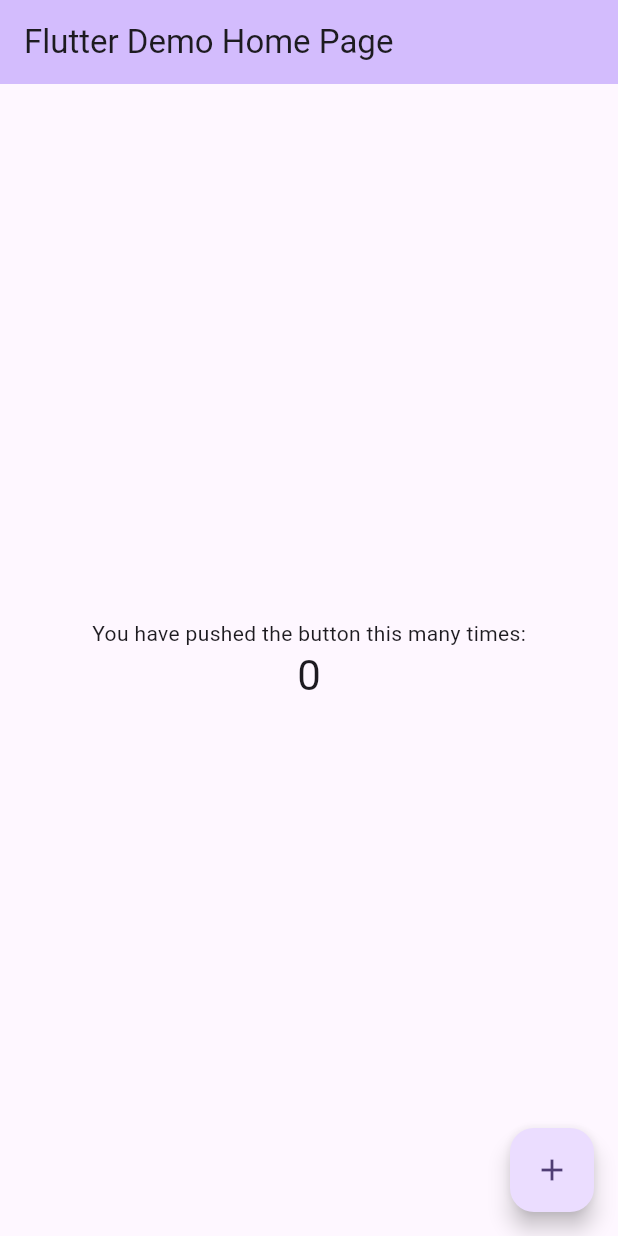
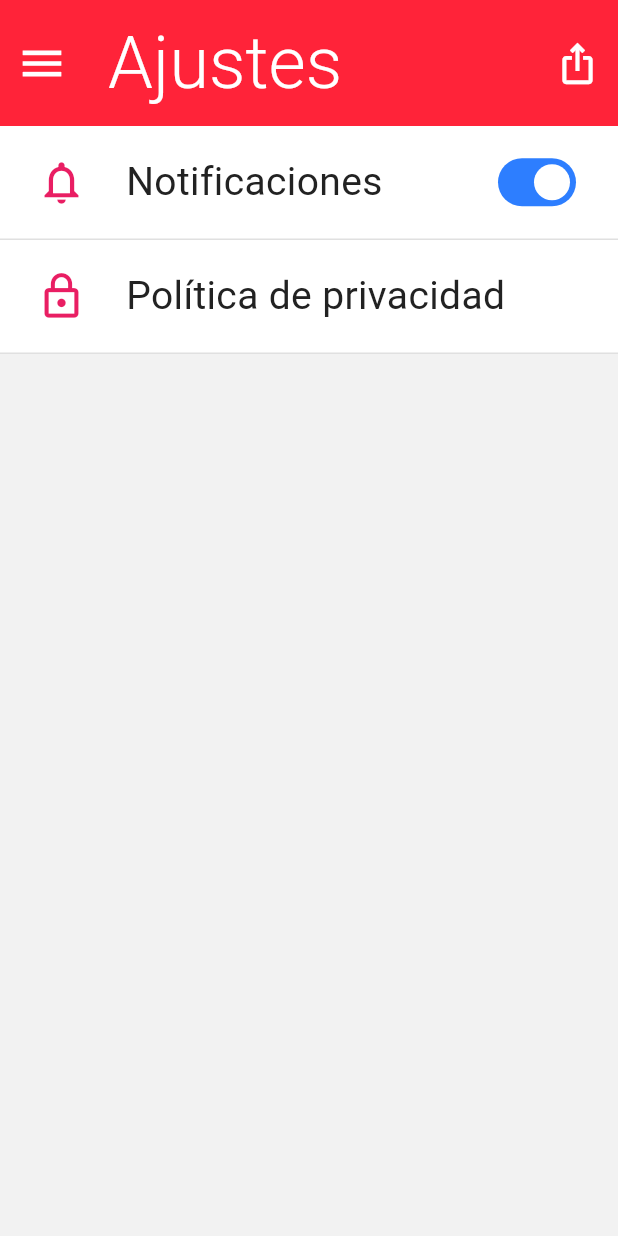
Before and after one commit to SuriiX/RTT-APP, a Flutter app: the screen it shows after launch, on a phone screen of 412 x 824 dp. Run offline on Flutter 3.47's test engine with Material 3 defaults, Android fonts, the light colour scheme and no system bars; Roboto replaces fonts that are missing (SF Pro Display).

Commit message:
Implement settings and privacy policy screens

```diff
--- a/app/lib/main.dart
+++ b/app/lib/main.dart
@@ -1,122 +1,235 @@
 import 'package:flutter/material.dart';
 
 void main() {
-  runApp(const MyApp());
+  runApp(const RttApp());
 }
 
-class MyApp extends StatelessWidget {
-  const MyApp({super.key});
+class RttApp extends StatelessWidget {
+  const RttApp({super.key});
 
-  // This widget is the root of your application.
   @override
   Widget build(BuildContext context) {
     return MaterialApp(
-      title: 'Flutter Demo',
+      debugShowCheckedModeBanner: false,
+      title: 'RTT App',
       theme: ThemeData(
-        // This is the theme of your application.
-        //
-        // TRY THIS: Try running your application with "flutter run". You'll see
-        // the application has a purple toolbar. Then, without quitting the app,
-        // try changing the seedColor in the colorScheme below to Colors.green
-        // and then invoke "hot reload" (save your changes or press the "hot
-        // reload" button in a Flutter-supported IDE, or press "r" if you used
-        // the command line to start the app).
-        //
-        // Notice that the counter didn't reset back to zero; the application
-        // state is not lost during the reload. To reset the state, use hot
-        // restart instead.
-        //
-        // This works for code too, not just values: Most code changes can be
-        // tested with just a hot reload.
-        colorScheme: .fromSeed(seedColor: Colors.deepPurple),
+        scaffoldBackgroundColor: const Color(0xFFF2F2F2),
+        fontFamily: 'SF Pro Display',
       ),
-      home: const MyHomePage(title: 'Flutter Demo Home Page'),
+      home: const SettingsScreen(),
     );
   }
 }
 
-class MyHomePage extends StatefulWidget {
-  const MyHomePage({super.key, required this.title});
+class SettingsScreen extends StatefulWidget {
+  const SettingsScreen({super.key});
 
-  // This widget is the home page of your application. It is stateful, meaning
-  // that it has a State object (defined below) that contains fields that affect
-  // how it looks.
+  @override
+  State<SettingsScreen> createState() => _SettingsScreenState();
+}
 
-  // This class is the configuration for the state. It holds the values (in this
-  // case the title) provided by the parent (in this case the App widget) and
-  // used by the build method of the State. Fields in a Widget subclass are
-  // always marked "final".
+class _SettingsScreenState extends State<SettingsScreen> {
+  bool notificationsEnabled = true;
+
+  @override
+  Widget build(BuildContext context) {
+    return Scaffold(
+      appBar: const RttTopBar(title: 'Ajustes'),
+      body: Column(
+        children: [
+          _SettingsTile(
+            icon: Icons.notifications_none_outlined,
+            label: 'Notificaciones',
+            trailing: Switch.adaptive(
+              value: notificationsEnabled,
+              activeColor: Colors.white,
+              activeTrackColor: const Color(0xFF2D7EFF),
+              onChanged: (value) {
+                setState(() => notificationsEnabled = value);
+              },
+            ),
+          ),
+          _SettingsTile(
+            icon: Icons.lock_outline,
+            label: 'Política de privacidad',
+            onTap: () {
+              Navigator.of(context).push(
+                MaterialPageRoute<void>(
+                  builder: (_) => const PrivacyPolicyScreen(),
+                ),
+              );
+            },
+          ),
+        ],
+      ),
+    );
+  }
+}
+
+class PrivacyPolicyScreen extends StatelessWidget {
+  const PrivacyPolicyScreen({super.key});
+
+  @override
+  Widget build(BuildContext context) {
+    return Scaffold(
+      appBar: const RttTopBar(title: 'Politica de Privacidad'),
+      body: ListView(
+        children: const [
+          _PolicyHeading('POLÍTICA DE PRIVACIDAD PARA\nAPLICACIONES MÓVILES'),
+          _PolicyParagraph(
+            'La información que tienen la obligación de incluir las apps en su política de privacidad debe ser lo más clara y completa posible.',
+          ),
+          _PolicyParagraph(
+            'Un ejemplo de política de privacidad utilizada en aplicaciones debería incluir los siguientes apartados:',
+          ),
+          _PolicyHeading('Y TRATAMIENTO DE DATOS DE\nCARÁCTER PERSONAL'),
+          _PolicyParagraph(
+            'Los datos de carácter personal son los que pueden ser utilizados para identificar a una persona o ponerse en contacto con ella.',
+          ),
+          _PolicyParagraph(
+            'Radio Teletaxi (en adelante RTT ) puede solicitar datos personales de usuarios al acceder a aplicaciones de la empresa o de otras empresas afiliadas así como la posibilidad de que entre estas empresas puedan compartir esos datos para mejorar los productos y servicios ofrecidos.',
+          ),
+          _PolicyParagraph(
+            'Si no se facilitan esos datos personales, en muchos casos no podremos ofrecer los productos o servicios solicitados.',
+          ),
+          _PolicyParagraph(
+            'Estos son algunos ejemplos de las categorías de datos de carácter personal que RTT puede recoger y la finalidad para los que puede llevar a cabo el tratamiento de estos datos.',
+            hasBottomPadding: true,
+          ),
+        ],
+      ),
+    );
+  }
+}
+
+class RttTopBar extends StatelessWidget implements PreferredSizeWidget {
+  const RttTopBar({super.key, required this.title});
 
   final String title;
 
   @override
-  State<MyHomePage> createState() => _MyHomePageState();
-}
-
-class _MyHomePageState extends State<MyHomePage> {
-  int _counter = 0;
-
-  void _incrementCounter() {
-    setState(() {
-      // This call to setState tells the Flutter framework that something has
-      // changed in this State, which causes it to rerun the build method below
-      // so that the display can reflect the updated values. If we changed
-      // _counter without calling setState(), then the build method would not be
-      // called again, and so nothing would appear to happen.
-      _counter++;
-    });
+  Widget build(BuildContext context) {
+    return AppBar(
+      toolbarHeight: 84,
+      backgroundColor: const Color(0xFFFF2339),
+      elevation: 0,
+      leading: const Icon(Icons.menu, size: 34, color: Colors.white),
+      title: Text(
+        title,
+        style: const TextStyle(
+          color: Colors.white,
+          fontSize: 48,
+          fontWeight: FontWeight.w300,
+        ),
+      ),
+      actions: const [
+        Padding(
+          padding: EdgeInsets.only(right: 12),
+          child: Icon(Icons.ios_share_outlined, color: Colors.white, size: 30),
+        ),
+      ],
+    );
   }
 
   @override
+  Size get preferredSize => const Size.fromHeight(84);
+}
+
+class _SettingsTile extends StatelessWidget {
+  const _SettingsTile({
+    required this.icon,
+    required this.label,
+    this.trailing,
+    this.onTap,
+  });
+
+  final IconData icon;
+  final String label;
+  final Widget? trailing;
+  final VoidCallback? onTap;
+
+  @override
   Widget build(BuildContext context) {
-    // This method is rerun every time setState is called, for instance as done
-    // by the _incrementCounter method above.
-    //
-    // The Flutter framework has been optimized to make rerunning build methods
-    // fast, so that you can just rebuild anything that needs updating rather
-    // than having to individually change instances of widgets.
-    return Scaffold(
-      appBar: AppBar(
-        // TRY THIS: Try changing the color here to a specific color (to
-        // Colors.amber, perhaps?) and trigger a hot reload to see the AppBar
-        // change color while the other colors stay the same.
-        backgroundColor: Theme.of(context).colorScheme.inversePrimary,
-        // Here we take the value from the MyHomePage object that was created by
-        // the App.build method, and use it to set our appbar title.
-        title: Text(widget.title),
-      ),
-      body: Center(
-        // Center is a layout widget. It takes a single child and positions it
-        // in the middle of the parent.
-        child: Column(
-          // Column is also a layout widget. It takes a list of children and
-          // arranges them vertically. By default, it sizes itself to fit its
-          // children horizontally, and tries to be as tall as its parent.
-          //
-          // Column has various properties to control how it sizes itself and
-          // how it positions its children. Here we use mainAxisAlignment to
-          // center the children vertically; the main axis here is the vertical
-          // axis because Columns are vertical (the cross axis would be
-          // horizontal).
-          //
-          // TRY THIS: Invoke "debug painting" (choose the "Toggle Debug Paint"
-          // action in the IDE, or press "p" in the console), to see the
-          // wireframe for each widget.
-          mainAxisAlignment: .center,
-          children: [
-            const Text('You have pushed the button this many times:'),
-            Text(
-              '$_counter',
-              style: Theme.of(context).textTheme.headlineMedium,
+    return Material(
+      color: Colors.white,
+      child: InkWell(
+        onTap: onTap,
+        child: Container(
+          height: 76,
+          padding: const EdgeInsets.symmetric(horizontal: 24),
+          decoration: const BoxDecoration(
+            border: Border(
+              bottom: BorderSide(color: Color(0xFFE0E0E0)),
             ),
-          ],
+          ),
+          child: Row(
+            children: [
+              Icon(icon, color: const Color(0xFFE91E63), size: 34),
+              const SizedBox(width: 26),
+              Expanded(
+                child: Text(
+                  label,
+                  style: const TextStyle(
+                    fontSize: 26,
+                    color: Color(0xFF222222),
+                    fontWeight: FontWeight.w400,
+                  ),
+                ),
+              ),
+              if (trailing != null) trailing!,
+            ],
+          ),
         ),
-      ),
-      floatingActionButton: FloatingActionButton(
-        onPressed: _incrementCounter,
-        tooltip: 'Increment',
-        child: const Icon(Icons.add),
       ),
     );
   }
 }
+
+class _PolicyHeading extends StatelessWidget {
+  const _PolicyHeading(this.text);
+
+  final String text;
+
+  @override
+  Widget build(BuildContext context) {
+    return Container(
+      decoration: const BoxDecoration(
+        border: Border(bottom: BorderSide(color: Color(0xFFD8D8D8))),
+      ),
+      padding: const EdgeInsets.fromLTRB(24, 22, 24, 12),
+      child: Text(
+        text,
+        style: const TextStyle(
+          color: Color(0xFFFF2339),
+          fontSize: 22,
+          fontWeight: FontWeight.w800,
+          height: 1.15,
+          letterSpacing: 0.2,
+        ),
+      ),
+    );
+  }
+}
+
+class _PolicyParagraph extends StatelessWidget {
+  const _PolicyParagraph(this.text, {this.hasBottomPadding = false});
+
+  final String text;
+  final bool hasBottomPadding;
+
+  @override
+  Widget build(BuildContext context) {
+    return Padding(
+      padding: EdgeInsets.fromLTRB(24, 16, 24, hasBottomPadding ? 24 : 0),
+      child: Text(
+        text,
+        style: const TextStyle(
+          color: Color(0xFF333333),
+          fontSize: 22,
+          height: 1.5,
+          fontWeight: FontWeight.w400,
+        ),
+      ),
+    );
+  }
+}
```
